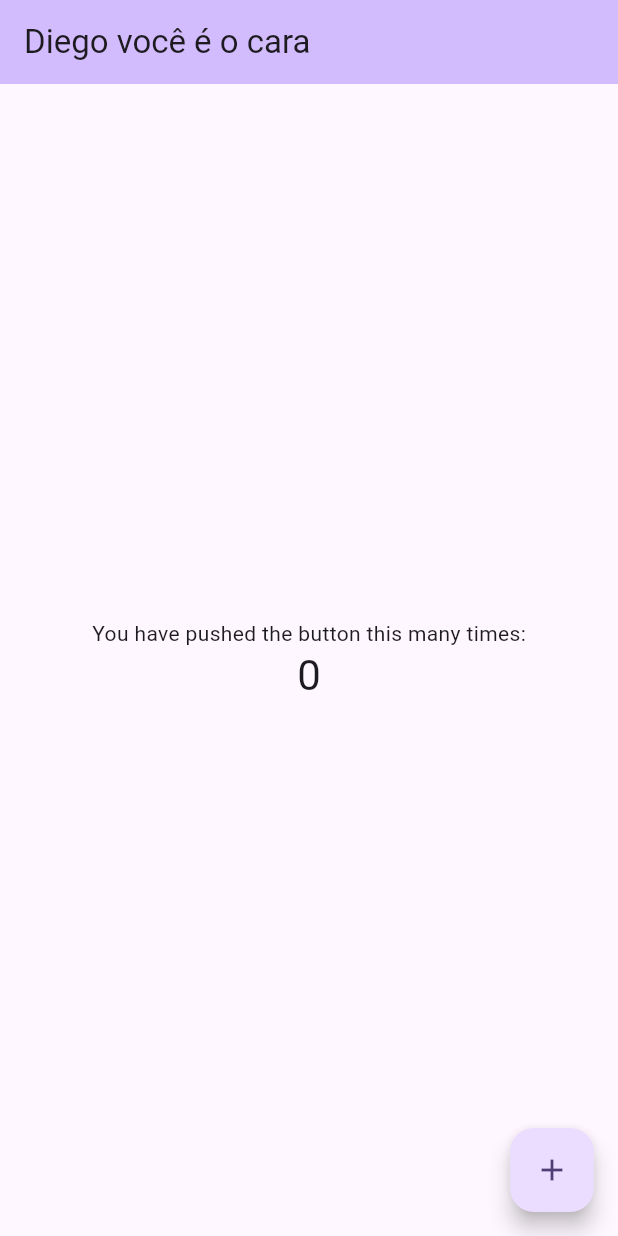
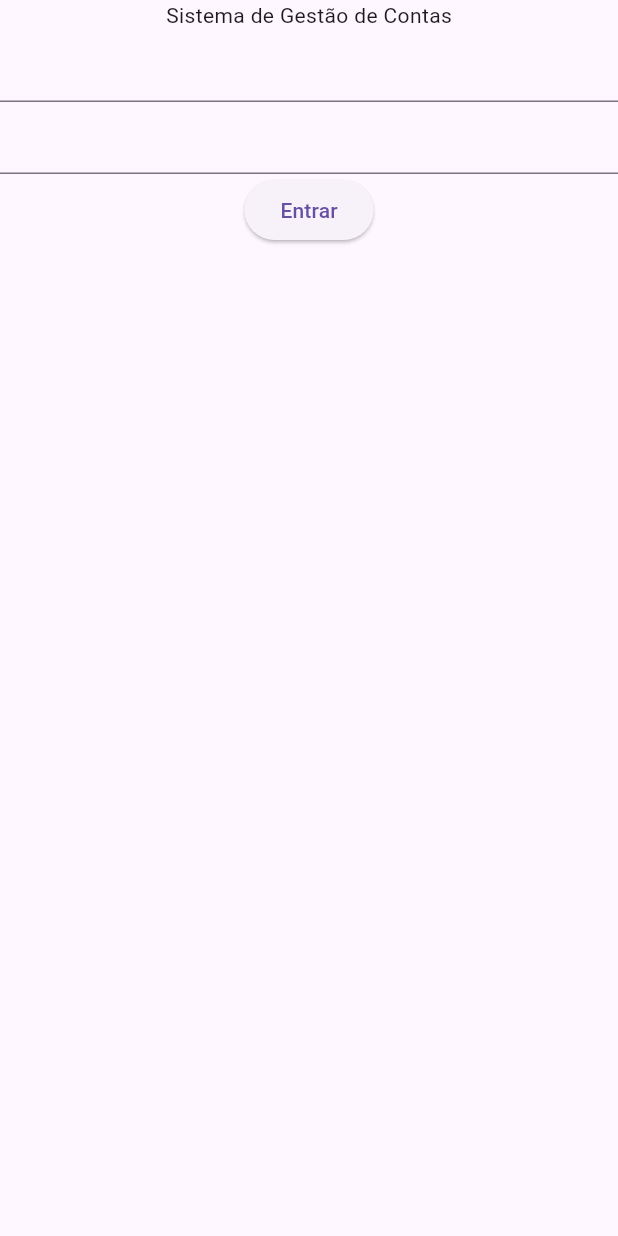
Before and after one commit to diegominelli/banco_douro, a Flutter app: the screen it shows after launch, on a phone screen of 412 x 824 dp. Run offline on Flutter 3.47's test engine with Material 3 defaults, Android fonts, the phone set to English and light mode, and no system bars.

Commit message:
comecando o desenvolvimento da tela de login

```diff
--- a/lib/main.dart
+++ b/lib/main.dart
@@ -1,125 +1,17 @@
+import 'package:banco_douro/ui/login_screen.dart';
 import 'package:flutter/material.dart';
 
 void main() {
-  runApp(const MyApp());
+  runApp(const BancoDouroApp());
 }
 
-class MyApp extends StatelessWidget {
-  const MyApp({super.key});
+class BancoDouroApp extends StatelessWidget {
+  const BancoDouroApp({super.key});
 
-  // This widget is the root of your application.
   @override
   Widget build(BuildContext context) {
-    return MaterialApp(
-      title: 'Flutter Demo',
-      theme: ThemeData(
-        // This is the theme of your application.
-        //
-        // TRY THIS: Try running your application with "flutter run". You'll see
-        // the application has a purple toolbar. Then, without quitting the app,
-        // try changing the seedColor in the colorScheme below to Colors.green
-        // and then invoke "hot reload" (save your changes or press the "hot
-        // reload" button in a Flutter-supported IDE, or press "r" if you used
-        // the command line to start the app).
-        //
-        // Notice that the counter didn't reset back to zero; the application
-        // state is not lost during the reload. To reset the state, use hot
-        // restart instead.
-        //
-        // This works for code too, not just values: Most code changes can be
-        // tested with just a hot reload.
-        colorScheme: ColorScheme.fromSeed(seedColor: Colors.deepPurple),
-        useMaterial3: true,
-      ),
-      home: const MyHomePage(title: 'Diego você é o cara'),
+    return const MaterialApp(
+      home: LoginScreen(),
     );
   }
 }
-
-class MyHomePage extends StatefulWidget {
-  const MyHomePage({super.key, required this.title});
-
-  // This widget is the home page of your application. It is stateful, meaning
-  // that it has a State object (defined below) that contains fields that affect
-  // how it looks.
-
-  // This class is the configuration for the state. It holds the values (in this
-  // case the title) provided by the parent (in this case the App widget) and
-  // used by the build method of the State. Fields in a Widget subclass are
-  // always marked "final".
-
-  final String title;
-
-  @override
-  State<MyHomePage> createState() => _MyHomePageState();
-}
-
-class _MyHomePageState extends State<MyHomePage> {
-  int _counter = 0;
-
-  void _incrementCounter() {
-    setState(() {
-      // This call to setState tells the Flutter framework that something has
-      // changed in this State, which causes it to rerun the build method below
-      // so that the display can reflect the updated values. If we changed
-      // _counter without calling setState(), then the build method would not be
-      // called again, and so nothing would appear to happen.
-      _counter++;
-    });
-  }
-
-  @override
-  Widget build(BuildContext context) {
-    // This method is rerun every time setState is called, for instance as done
-    // by the _incrementCounter method above.
-    //
-    // The Flutter framework has been optimized to make rerunning build methods
-    // fast, so that you can just rebuild anything that needs updating rather
-    // than having to individually change instances of widgets.
-    return Scaffold(
-      appBar: AppBar(
-        // TRY THIS: Try changing the color here to a specific color (to
-        // Colors.amber, perhaps?) and trigger a hot reload to see the AppBar
-        // change color while the other colors stay the same.
-        backgroundColor: Theme.of(context).colorScheme.inversePrimary,
-        // Here we take the value from the MyHomePage object that was created by
-        // the App.build method, and use it to set our appbar title.
-        title: Text(widget.title),
-      ),
-      body: Center(
-        // Center is a layout widget. It takes a single child and positions it
-        // in the middle of the parent.
-        child: Column(
-          // Column is also a layout widget. It takes a list of children and
-          // arranges them vertically. By default, it sizes itself to fit its
-          // children horizontally, and tries to be as tall as its parent.
-          //
-          // Column has various properties to control how it sizes itself and
-          // how it positions its children. Here we use mainAxisAlignment to
-          // center the children vertically; the main axis here is the vertical
-          // axis because Columns are vertical (the cross axis would be
-          // horizontal).
-          //
-          // TRY THIS: Invoke "debug painting" (choose the "Toggle Debug Paint"
-          // action in the IDE, or press "p" in the console), to see the
-          // wireframe for each widget.
-          mainAxisAlignment: MainAxisAlignment.center,
-          children: <Widget>[
-            const Text(
-              'You have pushed the button this many times:',
-            ),
-            Text(
-              '$_counter',
-              style: Theme.of(context).textTheme.headlineMedium,
-            ),
-          ],
-        ),
-      ),
-      floatingActionButton: FloatingActionButton(
-        onPressed: _incrementCounter,
-        tooltip: 'Increment',
-        child: const Icon(Icons.add),
-      ), // This trailing comma makes auto-formatting nicer for build methods.
-    );
-  }
-}
--- /dev/null
+++ b/lib/ui/login_screen.dart
@@ -0,0 +1,22 @@
+import 'package:flutter/material.dart';
+
+class LoginScreen extends StatelessWidget {
+  const LoginScreen({super.key});
+
+  @override
+  Widget build(BuildContext context) {
+    return Scaffold(
+      body: Column(
+        children: <Widget>[
+          const Text("Sistema de Gestão de Contas"),
+          const TextField(),
+          const TextField(),
+          ElevatedButton(
+            onPressed: () {},
+            child: const Text("Entrar"),
+          )
+        ],
+      ),
+    );
+  }
+}
```
Also changed, not shown: 1 other file.
